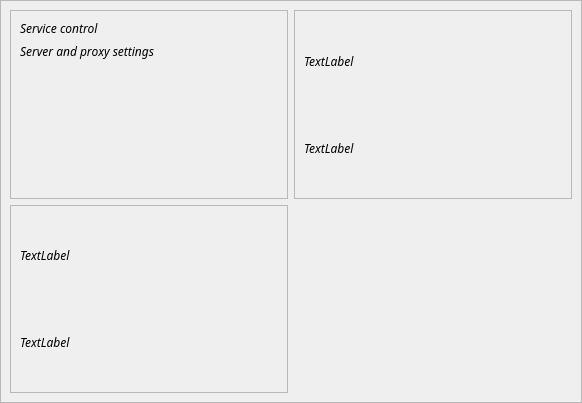
First picture: the form in Server/Ui/ControlPannel.ui, repository siisgoo/siisty, before the edit.
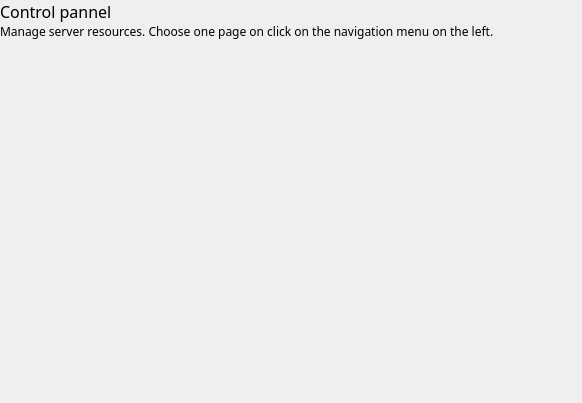
Second picture: the form after the edit.

What changed in the file:
```diff
--- a/Server/Ui/ControlPannel.ui
+++ b/Server/Ui/ControlPannel.ui
@@ -30,30 +30,6 @@
     <number>0</number>
    </property>
    <item row="0" column="0">
-    <widget class="QFrame" name="frame">
-     <property name="font">
-      <font>
-       <family>Anonymous Pro</family>
-       <italic>true</italic>
-      </font>
-     </property>
-     <property name="frameShape">
-      <enum>QFrame::StyledPanel</enum>
-     </property>
-     <property name="frameShadow">
-      <enum>QFrame::Raised</enum>
-     </property>
-     <layout class="QGridLayout" name="gridLayout_2">
-      <item row="0" column="0">
-       <widget class="QFrame" name="frame_2">
-        <property name="frameShape">
-         <enum>QFrame::StyledPanel</enum>
-        </property>
-        <property name="frameShadow">
-         <enum>QFrame::Raised</enum>
-        </property>
-        <layout class="QGridLayout" name="gridLayout_3">
-         <item row="0" column="0">
           <widget class="QLabel" name="label">
            <property name="sizePolicy">
             <sizepolicy hsizetype="Preferred" vsizetype="Maximum">
@@ -61,77 +37,36 @@
              <verstretch>0</verstretch>
             </sizepolicy>
            </property>
+     <property name="font">
+      <font>
+       <family>Monaco</family>
+       <pointsize>-1</pointsize>
+      </font>
+     </property>
+     <property name="styleSheet">
+      <string notr="true">font-size: 16px;</string>
+     </property>
            <property name="text">
-            <string>Service control</string>
+      <string>Control pannel</string>
            </property>
           </widget>
          </item>
          <item row="1" column="0">
           <widget class="QLabel" name="label_2">
+     <property name="font">
+      <font>
+       <family>Monaco</family>
+      </font>
+     </property>
            <property name="text">
-            <string>Server and proxy settings</string>
+      <string>Manage server resources. Choose one page on click on the navigation menu on the left.</string>
            </property>
            <property name="alignment">
             <set>Qt::AlignLeading|Qt::AlignLeft|Qt::AlignTop</set>
            </property>
-          </widget>
-         </item>
-        </layout>
-       </widget>
-      </item>
-      <item row="0" column="1">
-       <widget class="QFrame" name="frame_3">
-        <property name="frameShape">
-         <enum>QFrame::StyledPanel</enum>
-        </property>
-        <property name="frameShadow">
-         <enum>QFrame::Raised</enum>
-        </property>
-        <layout class="QGridLayout" name="gridLayout_5">
-         <item row="0" column="0">
-          <widget class="QLabel" name="label_5">
-           <property name="text">
-            <string>TextLabel</string>
-           </property>
-          </widget>
-         </item>
-         <item row="1" column="0">
-          <widget class="QLabel" name="label_6">
-           <property name="text">
-            <string>TextLabel</string>
-           </property>
-          </widget>
-         </item>
-        </layout>
-       </widget>
-      </item>
-      <item row="1" column="0">
-       <widget class="QFrame" name="frame_4">
-        <property name="frameShape">
-         <enum>QFrame::StyledPanel</enum>
-        </property>
-        <property name="frameShadow">
-         <enum>QFrame::Raised</enum>
-        </property>
-        <layout class="QGridLayout" name="gridLayout_4">
-         <item row="0" column="0">
-          <widget class="QLabel" name="label_3">
-           <property name="text">
-            <string>TextLabel</string>
-           </property>
-          </widget>
-         </item>
-         <item row="1" column="0">
-          <widget class="QLabel" name="label_4">
-           <property name="text">
-            <string>TextLabel</string>
-           </property>
-          </widget>
-         </item>
-        </layout>
-       </widget>
-      </item>
-     </layout>
+     <property name="wordWrap">
+      <bool>true</bool>
+     </property>
     </widget>
    </item>
   </layout>
```
Lines whose indentation alone changed are shown as unchanged.
